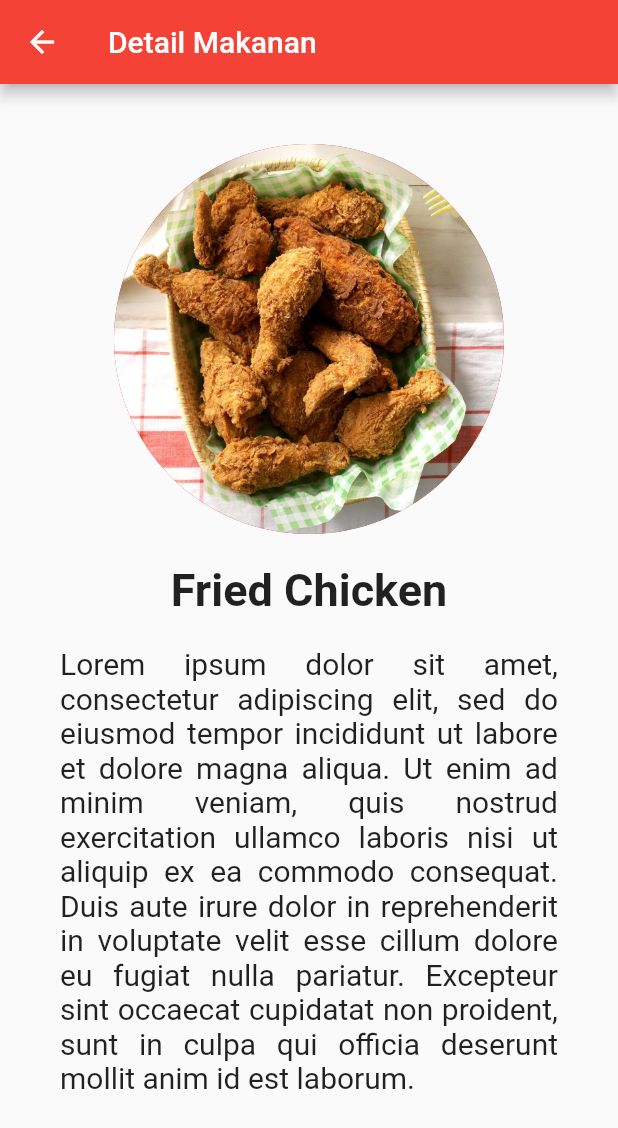
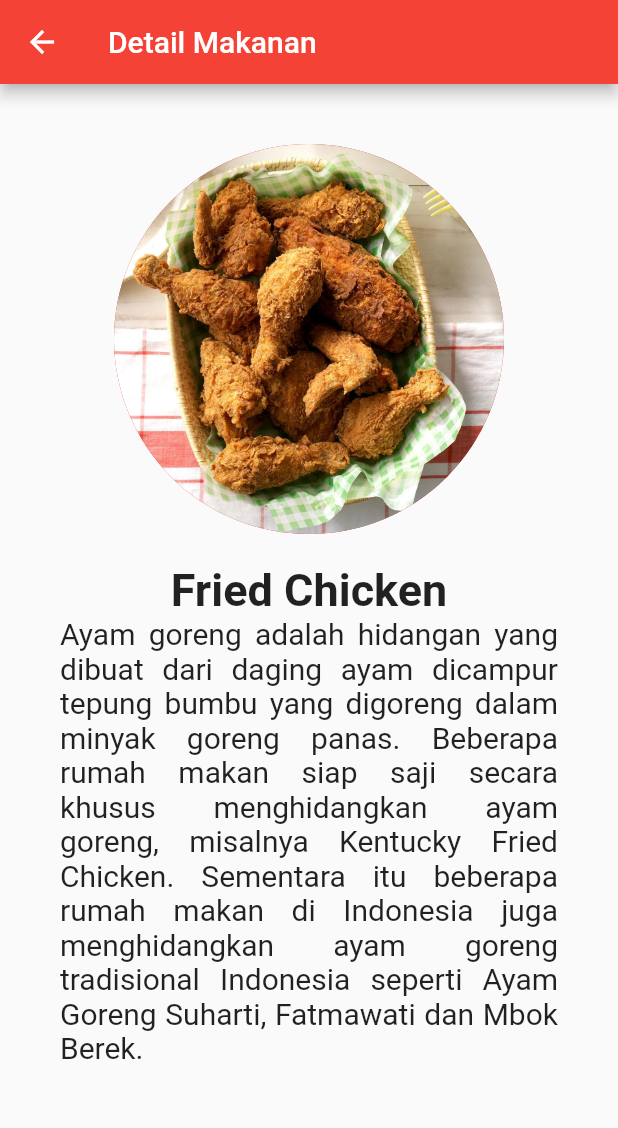
Before and after one commit to ferdianrb/flutter_meals_catalogue, a Flutter app: the screen it shows after launch, after a tap on "Fried Chicken", on a phone screen of 412 x 824 dp. Shown: the top 1128 px of the screen. Run offline on Flutter 3.47's test engine with Material 2 defaults, Android fonts, the phone set to English and light mode, and no system bars.

Commit message:
fix overflowed bottom, ubah informasi makanan agar lebih relevan

```diff
--- a/lib/main.dart
+++ b/lib/main.dart
@@ -10,7 +10,6 @@ class Food {
   final String desc;
 
   Food(this.name, this.pic, this.desc);
-
 }
 
 class MyApp extends StatelessWidget {
@@ -24,21 +23,36 @@ class MyApp extends StatelessWidget {
   // ];
 
   List<Food> food = [
-    Food('Fried Chicken','assets/chicken.jpg','Lorem ipsum dolor sit amet, consectetur adipiscing elit, sed do eiusmod tempor incididunt ut labore et dolore magna aliqua. Ut enim ad minim veniam, quis nostrud exercitation ullamco laboris nisi ut aliquip ex ea commodo consequat. Duis aute irure dolor in reprehenderit in voluptate velit esse cillum dolore eu fugiat nulla pariatur. Excepteur sint occaecat cupidatat non proident, sunt in culpa qui officia deserunt mollit anim id est laborum.'),
-    Food('Mie Goreng','assets/mie_goreng.jpg','Lorem ipsum dolor sit amet, consectetur adipiscing elit, sed do eiusmod tempor incididunt ut labore et dolore magna aliqua. Ut enim ad minim veniam, quis nostrud exercitation ullamco laboris nisi ut aliquip ex ea commodo consequat. Duis aute irure dolor in reprehenderit in voluptate velit esse cillum dolore eu fugiat nulla pariatur. Excepteur sint occaecat cupidatat non proident, sunt in culpa qui officia deserunt mollit anim id est laborum.'),
-    Food('Nasi Goreng','assets/nasi_goreng.jpg','Lorem ipsum dolor sit amet, consectetur adipiscing elit, sed do eiusmod tempor incididunt ut labore et dolore magna aliqua. Ut enim ad minim veniam, quis nostrud exercitation ullamco laboris nisi ut aliquip ex ea commodo consequat. Duis aute irure dolor in reprehenderit in voluptate velit esse cillum dolore eu fugiat nulla pariatur. Excepteur sint occaecat cupidatat non proident, sunt in culpa qui officia deserunt mollit anim id est laborum.'),
-    Food('Nasi Uduk','assets/nasi_uduk.jpg','Lorem ipsum dolor sit amet, consectetur adipiscing elit, sed do eiusmod tempor incididunt ut labore et dolore magna aliqua. Ut enim ad minim veniam, quis nostrud exercitation ullamco laboris nisi ut aliquip ex ea commodo consequat. Duis aute irure dolor in reprehenderit in voluptate velit esse cillum dolore eu fugiat nulla pariatur. Excepteur sint occaecat cupidatat non proident, sunt in culpa qui officia deserunt mollit anim id est laborum.'),
-    Food('Rendang','assets/rendang.jpg','Lorem ipsum dolor sit amet, consectetur adipiscing elit, sed do eiusmod tempor incididunt ut labore et dolore magna aliqua. Ut enim ad minim veniam, quis nostrud exercitation ullamco laboris nisi ut aliquip ex ea commodo consequat. Duis aute irure dolor in reprehenderit in voluptate velit esse cillum dolore eu fugiat nulla pariatur. Excepteur sint occaecat cupidatat non proident, sunt in culpa qui officia deserunt mollit anim id est laborum.'),
-    Food('Soto Ayam','assets/soto_ayam.jpg','Lorem ipsum dolor sit amet, consectetur adipiscing elit, sed do eiusmod tempor incididunt ut labore et dolore magna aliqua. Ut enim ad minim veniam, quis nostrud exercitation ullamco laboris nisi ut aliquip ex ea commodo consequat. Duis aute irure dolor in reprehenderit in voluptate velit esse cillum dolore eu fugiat nulla pariatur. Excepteur sint occaecat cupidatat non proident, sunt in culpa qui officia deserunt mollit anim id est laborum.'),
-    Food('Pecel Ayam','assets/pecel_ayam.jpg','Lorem ipsum dolor sit amet, consectetur adipiscing elit, sed do eiusmod tempor incididunt ut labore et dolore magna aliqua. Ut enim ad minim veniam, quis nostrud exercitation ullamco laboris nisi ut aliquip ex ea commodo consequat. Duis aute irure dolor in reprehenderit in voluptate velit esse cillum dolore eu fugiat nulla pariatur. Excepteur sint occaecat cupidatat non proident, sunt in culpa qui officia deserunt mollit anim id est laborum.'),
-    Food('Pecel Lele','assets/pecel_lele.jpg','Lorem ipsum dolor sit amet, consectetur adipiscing elit, sed do eiusmod tempor incididunt ut labore et dolore magna aliqua. Ut enim ad minim veniam, quis nostrud exercitation ullamco laboris nisi ut aliquip ex ea commodo consequat. Duis aute irure dolor in reprehenderit in voluptate velit esse cillum dolore eu fugiat nulla pariatur. Excepteur sint occaecat cupidatat non proident, sunt in culpa qui officia deserunt mollit anim id est laborum.'),
-    Food('Sate Madura','assets/sate_madura.jpg','Lorem ipsum dolor sit amet, consectetur adipiscing elit, sed do eiusmod tempor incididunt ut labore et dolore magna aliqua. Ut enim ad minim veniam, quis nostrud exercitation ullamco laboris nisi ut aliquip ex ea commodo consequat. Duis aute irure dolor in reprehenderit in voluptate velit esse cillum dolore eu fugiat nulla pariatur. Excepteur sint occaecat cupidatat non proident, sunt in culpa qui officia deserunt mollit anim id est laborum.'),
-    Food('Sate Padang','assets/sate_padang.jpg','Lorem ipsum dolor sit amet, consectetur adipiscing elit, sed do eiusmod tempor incididunt ut labore et dolore magna aliqua. Ut enim ad minim veniam, quis nostrud exercitation ullamco laboris nisi ut aliquip ex ea commodo consequat. Duis aute irure dolor in reprehenderit in voluptate velit esse cillum dolore eu fugiat nulla pariatur. Excepteur sint occaecat cupidatat non proident, sunt in culpa qui officia deserunt mollit anim id est laborum.'),
-    Food('Sate Taichan','assets/sate_taichan.jpg','Lorem ipsum dolor sit amet, consectetur adipiscing elit, sed do eiusmod tempor incididunt ut labore et dolore magna aliqua. Ut enim ad minim veniam, quis nostrud exercitation ullamco laboris nisi ut aliquip ex ea commodo consequat. Duis aute irure dolor in reprehenderit in voluptate velit esse cillum dolore eu fugiat nulla pariatur. Excepteur sint occaecat cupidatat non proident, sunt in culpa qui officia deserunt mollit anim id est laborum.'),
-    Food('Soto Mie','assets/soto_mie.jpg','Lorem ipsum dolor sit amet, consectetur adipiscing elit, sed do eiusmod tempor incididunt ut labore et dolore magna aliqua. Ut enim ad minim veniam, quis nostrud exercitation ullamco laboris nisi ut aliquip ex ea commodo consequat. Duis aute irure dolor in reprehenderit in voluptate velit esse cillum dolore eu fugiat nulla pariatur. Excepteur sint occaecat cupidatat non proident, sunt in culpa qui officia deserunt mollit anim id est laborum.'),
-    Food('Soto Tangkar','assets/soto_tangkar.jpg','Lorem ipsum dolor sit amet, consectetur adipiscing elit, sed do eiusmod tempor incididunt ut labore et dolore magna aliqua. Ut enim ad minim veniam, quis nostrud exercitation ullamco laboris nisi ut aliquip ex ea commodo consequat. Duis aute irure dolor in reprehenderit in voluptate velit esse cillum dolore eu fugiat nulla pariatur. Excepteur sint occaecat cupidatat non proident, sunt in culpa qui officia deserunt mollit anim id est laborum.'),
-    Food('Ikan Bakar','assets/ikan_bakar.jpg','Lorem ipsum dolor sit amet, consectetur adipiscing elit, sed do eiusmod tempor incididunt ut labore et dolore magna aliqua. Ut enim ad minim veniam, quis nostrud exercitation ullamco laboris nisi ut aliquip ex ea commodo consequat. Duis aute irure dolor in reprehenderit in voluptate velit esse cillum dolore eu fugiat nulla pariatur. Excepteur sint occaecat cupidatat non proident, sunt in culpa qui officia deserunt mollit anim id est laborum.'),
-    Food('Ayam Bakar','assets/ayam_bakar.jpg','Lorem ipsum dolor sit amet, consectetur adipiscing elit, sed do eiusmod tempor incididunt ut labore et dolore magna aliqua. Ut enim ad minim veniam, quis nostrud exercitation ullamco laboris nisi ut aliquip ex ea commodo consequat. Duis aute irure dolor in reprehenderit in voluptate velit esse cillum dolore eu fugiat nulla pariatur. Excepteur sint occaecat cupidatat non proident, sunt in culpa qui officia deserunt mollit anim id est laborum.'),
+    Food('Fried Chicken', 'assets/chicken.jpg',
+        'Ayam goreng adalah hidangan yang dibuat dari daging ayam dicampur tepung bumbu yang digoreng dalam minyak goreng panas. Beberapa rumah makan siap saji secara khusus menghidangkan ayam goreng, misalnya Kentucky Fried Chicken. Sementara itu beberapa rumah makan di Indonesia juga menghidangkan ayam goreng tradisional Indonesia seperti Ayam Goreng Suharti, Fatmawati dan Mbok Berek.'),
+    Food('Mie Goreng', 'assets/mie_goreng.jpg',
+        'Mi goreng berarti "mi yang digoreng" adalah makanan yang populer dan digemari di Indonesia, Malaysia, dan Singapura. Mi goreng terbuat dari mi kuning yang digoreng dengan sedikit minyak goreng, dan ditambahkan bawang putih, bawang merah, udang serta daging ayam atau daging sapi, irisan bakso, cabai, sayuran, tomat, telur ayam, dan acar.'),
+    Food('Nasi Goreng', 'assets/nasi_goreng.jpg',
+        'Nasi goreng adalah sebuah makanan berupa nasi yang digoreng dan diaduk dalam minyak goreng atau margarin, biasanya ditambah kecap manis, bawang merah, bawang putih, asam jawa, lada dan bumbu-bumbu lainnya, seperti telur, ayam, dan kerupuk. Ada pula nasi goreng jenis lain yang dibuat bersama ikan asin yang juga populer di seluruh Indonesia.'),
+    Food('Nasi Uduk', 'assets/nasi_uduk.jpg',
+        'Nasi uduk adalah nama sejenis makanan terbuat dari bahan dasar nasi putih yang diaron dan dikukus dengan santan dari kelapa yang di parut, serta dibumbui dengan pala, kayu manis, jahe, daun serai dan merica. Makanan ini kemudian dihidangkan dengan emping goreng, tahu goreng, telur dadar/telur goreng yang sudah diiris-iris, abon, kering tempe, bawang goreng, ayam goreng, timun dan sambal dari kacang.'),
+    Food('Rendang', 'assets/rendang.jpg',
+        'Rendang atau randang (Jawi: رندڠ) adalah masakan daging bercita rasa pedas yang menggunakan campuran dari berbagai bumbu dan rempah-rempah. Masakan ini dihasilkan dari proses memasak yang dipanaskan berulang-ulang dengan santan kelapa. Proses memasaknya memakan waktu berjam-jam (biasanya sekitar empat jam) hingga kering dan berwarna hitam pekat. Dalam suhu ruangan, rendang dapat bertahan hingga berminggu-minggu. Rendang yang dimasak dalam waktu yang lebih singkat dan santannya belum mengering disebut kalio, berwarna coklat terang keemasan.'),
+    Food('Soto Ayam', 'assets/soto_ayam.jpg',
+        'Soto ayam adalah makanan khas Indonesia yang berupa sejenis sup ayam dengan kuah yang berwarna kekuningan. Warna kuning ini dikarenakan oleh kunyit yang digunakan sebagai bumbu. Soto ayam banyak ditemukan di daerah-daerah di Indonesia dan Singapura. Selain ayam bahan yang digunakan juga meliputi telur rebus, irisan kentang, daun seledri, serta bawang goreng. Terkadang soto juga disajikan dengan lontong atau nasi putih.'),
+    Food('Pecel Ayam', 'assets/pecel_ayam.jpg',
+        'Pecel ayam dapat dengan mudah ditemukan di tenda-tenda pinggir jalan. Meski dijual di pinggir jalan, kuliner yang berasal dari Jawa ini memiliki rasa yang nikmat. Biasanya, akan disajikan juga lalapan berupa mentimun, kemangi, kol, serta sambal sebagai pelengkapnya. Makanan murah meriah ini sangat cocok menjadi pendamping nasi hangat.'),
+    Food('Pecel Lele', 'assets/pecel_lele.jpg',
+        'Pecak lele (atau lebih dikenal pecel lele) di Indonesia adalah nama sebuah makanan khas Jawa Tengah yang terdiri dari ikan lele dan sambal (bumbu) pecak. Biasanya yang dimaksud adalah ikan lele yang digoreng kering dengan minyak lalu disajikan dengan sambal tomat dan lalapan. Lalapan biasa terdiri dari kemangi, kubis, mentimun, dan kacang panjang.'),
+    Food('Sate Madura', 'assets/sate_madura.jpg',
+        'Sate Madura (Madura: Satè Mâdhurâ) adalah sate yang meiliki bumbu khas Madura. Sate Madura biasanya terbuat dari ayam. Madura selain terkenal sebagai pulau garam, juga terkenal dengan satenya. Sate madura sudah terkenal di seluruh Nusantara, Sate Madura dapat ditemukan hampir di semua daerah khususnya di kota besar seperti Medan, Jakarta, Bandung, dan Surabaya. Konon di Madura sendiri sate susah dicari.'),
+    Food('Sate Padang', 'assets/sate_padang.jpg',
+        'Sate Padang adalah sebutan untuk tiga jenis varian sate di Sumatra Barat, yaitu Sate Padang, Sate Padang Panjang dan Sate Pariaman. Sate Padang memakai bahan daging sapi, lidah, atau jerohan (jantung, usus, dan tetelan) dengan bumbu kuah kacang kental (mirip bubur) ditambah cabai yang banyak sehingga rasanya pedas.Sate Padang Panjang dibedakan dengan kuah sate nya yang berwarna kuning sedangkan sate Pariaman kuahnya berwarna merah. Rasa kedua jenis sate ini juga berbeda. Sedangkan sate Padang mempunyai bermacam rasa perpaduan kedua jenis varian sate di atas.'),
+    Food('Sate Taichan', 'assets/sate_taichan.jpg',
+        'Sate taichan adalah sebuah varian sate yang berisi daging ayam yang dibakar tanpa baluran bumbu kacang atau kecap seperti sate pada umumnya. Sate ini hanya disajikan dengan sambal dan perasan jeruk nipis, sementara daging sate untuk sate taichan lazimnya berwarna putih polos dan hanya dibumbui garam, jeruk nipis, dan sedikit cabai. Sate ini dijual pada malam hari, lazimnya sate-sate pada umumnya.'),
+    Food('Soto Mie', 'assets/soto_mie.jpg',
+        'Soto Mie adalah hidangan mi berkuah kaldu berbumbu yang lazim ditemukan di Indonesia lebih tepatnya di Sunda, Bogor, Jawa Barat. Masakan Khas Sunda ini kini tidak hanya terdapat di Indonesia, Namun hidangan ini kini juga dikenal di Malaysia dan Singapura. Mie berarti mi telur dari tepung terigu, garam, dan telur, sementara made soto merujuk kepada hidangan sup berkuah khas Indonesia. Di Indonesia soto mie dianggap salah satu jenis hidangan soto atau mi berkuah, sementara di Malaysia dan Singapura hidangan ini disebut mee soto.'),
+    Food('Soto Tangkar', 'assets/soto_tangkar.jpg',
+        'Soto Tangkar adalah makanan Betawi. Nama tangkar sendiri adalah sebutan untuk iga sapi dalam bahasa Betawi pada zaman penjajahan Belanda dan sampai sekarang masih dipergunakan, meskipun sudah jarang diketahui oleh generasi saat ini.'),
+    Food('Ikan Bakar', 'assets/ikan_bakar.jpg',
+        'Ikan bakar adalah hidangan ikan yang dibakar atau dipanggang di atas api atau bara api. Hidangan ikan yang dibakar, muncul secara universal di berbagai belahan dunia.[1] Akan tetapi secara khusus di dunia internasional, istilah "ikan bakar" merujuk kepada ikan bakar khas Indonesia dan Malaysia berupa ikan atau boga bahari lain yang dipanggang di atas arang atau bara api. Ikan bakar adalah salah satu hidangan klasik Indonesia.'),
+    Food('Ayam Bakar', 'assets/ayam_bakar.jpg',
+        'Ayam bakar adalah sebuah hidangan Asia Tenggara Maritim, terutama hidangan Indonesia atau Malaysia, dari ayam yang dipanggang di atas arang.'),
   ];
   @override
   Widget build(BuildContext context) {
@@ -56,10 +70,9 @@ class MyApp extends StatelessWidget {
           ),
           body: GridView.builder(
             gridDelegate: new SliverGridDelegateWithFixedCrossAxisCount(
-              crossAxisCount: 2
-            ),
+                crossAxisCount: 2),
             itemCount: food.length,
-          itemBuilder: (context, index){
+            itemBuilder: (context, index) {
               return Card(
                 margin: EdgeInsets.all(10.0),
                 shape: RoundedRectangleBorder(
@@ -84,17 +97,22 @@ class MyApp extends StatelessWidget {
                           fit: BoxFit.cover,
                         ),
                       ),
-                          new Padding(
-                            padding: EdgeInsets.all(10.0),
-                            child: Text(food[index].name, style: TextStyle(color: Colors.white, fontSize: 20.0),),
-                          )
+                      new Expanded(
+                        child: Center(
+                          child: Text(
+                            food[index].name,
+                            textAlign: TextAlign.center,
+                            style:
+                                TextStyle(color: Colors.white, fontSize: 20.0),
+                          ),
+                        ),
+                      ),
                     ],
                   ),
                 ),
               );
             },
-        )
-      ),
+          )),
     );
   }
 }
@@ -104,16 +122,16 @@ class DetailScreen extends StatelessWidget {
   DetailScreen({Key key, this.item}) : super(key: key);
 
   @override
-  Widget build(BuildContext context){
+  Widget build(BuildContext context) {
     return Scaffold(
       appBar: AppBar(
         title: Text('Detail Makanan'),
-        leading: IconButton(icon: Icon(Icons.arrow_back),
-          onPressed:() => Navigator.pop(context, false),
+        leading: IconButton(
+          icon: Icon(Icons.arrow_back),
+          onPressed: () => Navigator.pop(context, false),
         ),
       ),
-      body: Center(
-        child: Container(
+      body: Container(
         padding: EdgeInsets.all(40.0),
         child: Column(
           children: <Widget>[
@@ -124,14 +142,17 @@ class DetailScreen extends StatelessWidget {
             ),
             Container(
               margin: EdgeInsets.only(top: 20.0),
-                child: Text(item.name, style: TextStyle(fontSize: 30.0, fontWeight: FontWeight.bold)),
+              child: Text(item.name,
+                  style:
+                      TextStyle(fontSize: 30.0, fontWeight: FontWeight.bold)),
             ),
-              Container(
-                margin: EdgeInsets.only(top: 20.0),
-                child: Text(item.desc, textAlign: TextAlign.justify, style: TextStyle(fontSize: 20.0)),
+            Expanded(
+              // margin: EdgeInsets.only(top: 20.0),
+              child: Text(item.desc,
+                  textAlign: TextAlign.justify,
+                  style: TextStyle(fontSize: 20.0)),
             ),
           ],
-          ),
         ),
       ),
     );
```
Lines whose indentation alone changed are shown as unchanged.
